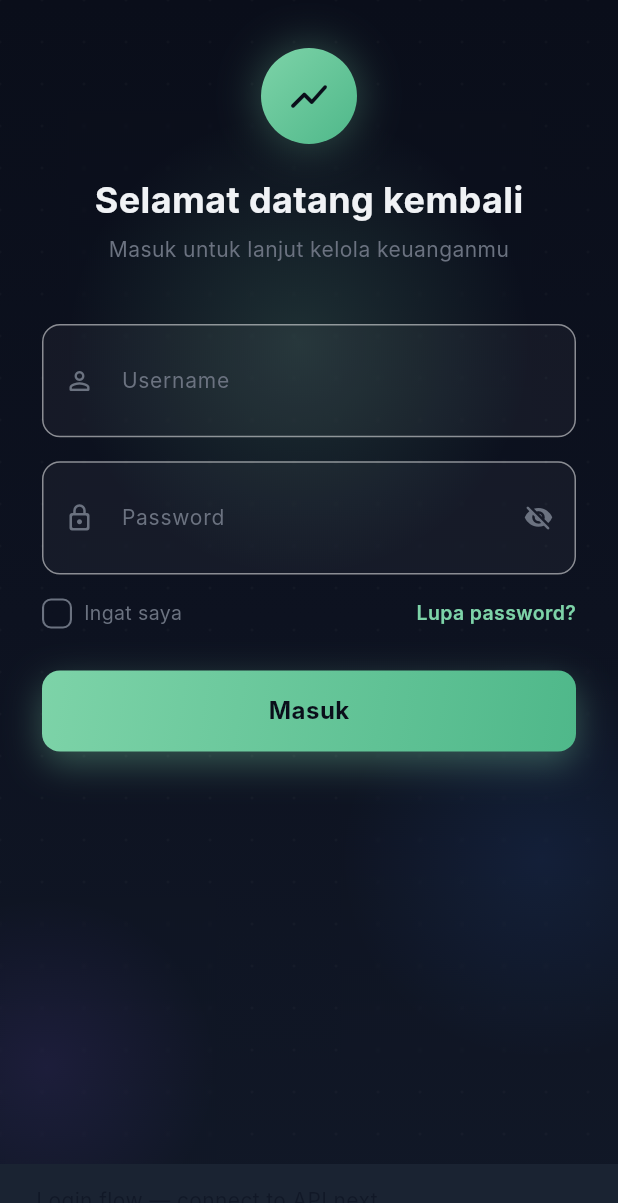
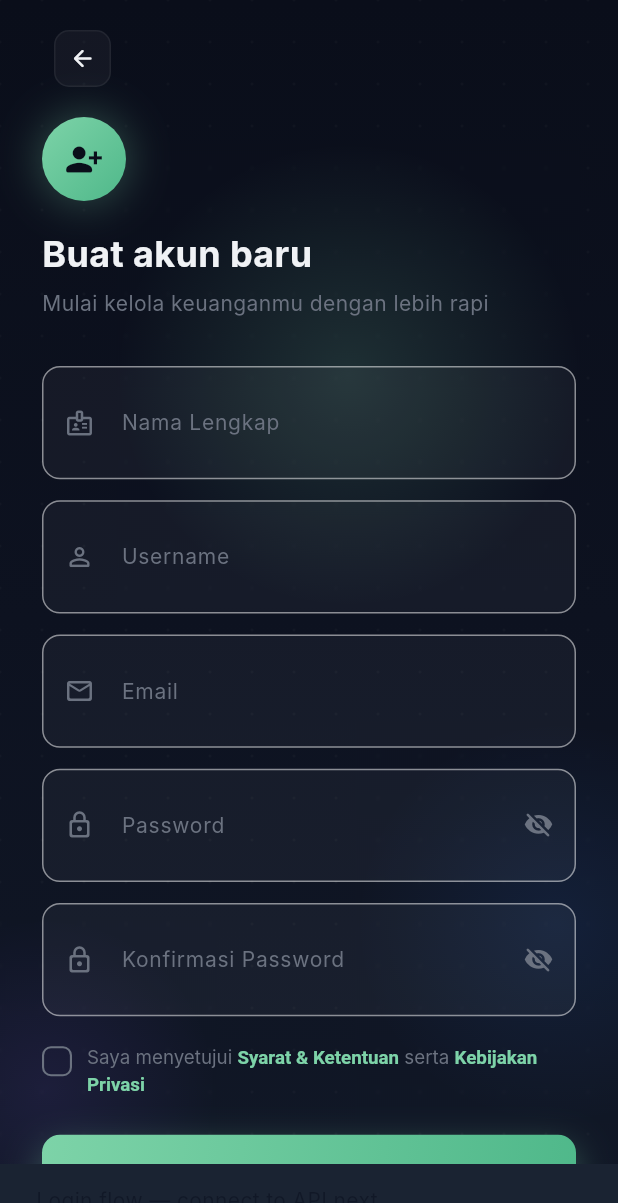
Before and after one commit to HumaCode/money-manajemen-mobile, a Flutter app: the screen it shows after launch, after a tap on "Masuk", after a tap on "Daftar", on a phone screen of 412 x 824 dp. Shown: the top 1203 px of the screen. Run offline on Flutter 3.47's test engine with Material 3 defaults, Android fonts, the light colour scheme and no system bars; Roboto replaces fonts that are missing (Inter).

Commit message:
feat: implement login and registration screens with staggered entrance animations

```diff
--- a/lib/features/auth/presentation/pages/login_screen.dart
+++ b/lib/features/auth/presentation/pages/login_screen.dart
@@ -3,6 +3,7 @@ import 'package:money_manajemen/app/theme/app_theme.dart';
 import 'package:money_manajemen/core/widgets/animated_background.dart';
 import 'package:money_manajemen/core/widgets/app_text_field.dart';
 import 'package:money_manajemen/core/widgets/primary_button.dart';
+import 'register_screen.dart';
 
 class LoginScreen extends StatefulWidget {
   const LoginScreen({super.key});
@@ -275,7 +276,18 @@ class _LoginScreenState extends State<LoginScreen>
                             ),
                             GestureDetector(
                               onTap: () {
-                                // TODO: navigate to RegisterScreen
+                                Navigator.of(context).push(
+                                  PageRouteBuilder(
+                                    transitionDuration: const Duration(
+                                      milliseconds: 450,
+                                    ),
+                                    pageBuilder: (_, animation, __) =>
+                                        FadeTransition(
+                                          opacity: animation,
+                                          child: const RegisterScreen(),
+                                        ),
+                                  ),
+                                );
                               },
                               child: const Text(
                                 'Daftar',
--- /dev/null
+++ b/lib/features/auth/presentation/pages/register_screen.dart
@@ -0,0 +1,384 @@
+import 'package:flutter/material.dart';
+import 'package:money_manajemen/app/theme/app_theme.dart';
+import 'package:money_manajemen/core/widgets/animated_background.dart';
+import 'package:money_manajemen/core/widgets/app_text_field.dart';
+import 'package:money_manajemen/core/widgets/primary_button.dart';
+
+class RegisterScreen extends StatefulWidget {
+  const RegisterScreen({super.key});
+
+  @override
+  State<RegisterScreen> createState() => _RegisterScreenState();
+}
+
+class _RegisterScreenState extends State<RegisterScreen>
+    with SingleTickerProviderStateMixin {
+  final _nameController = TextEditingController();
+  final _usernameController = TextEditingController();
+  final _emailController = TextEditingController();
+  final _passwordController = TextEditingController();
+  final _confirmPasswordController = TextEditingController();
+
+  late final AnimationController _entrance;
+  bool _agreeToTerms = false;
+  bool _isLoading = false;
+
+  Animation<double> _fadeFor(double start, double end) => CurvedAnimation(
+    parent: _entrance,
+    curve: Interval(start, end, curve: Curves.easeOut),
+  );
+
+  Animation<Offset> _slideFor(double start, double end) =>
+      Tween<Offset>(begin: const Offset(0, 0.15), end: Offset.zero).animate(
+        CurvedAnimation(
+          parent: _entrance,
+          curve: Interval(start, end, curve: Curves.easeOutCubic),
+        ),
+      );
+
+  @override
+  void initState() {
+    super.initState();
+    _entrance = AnimationController(
+      vsync: this,
+      duration: const Duration(milliseconds: 1200),
+    )..forward();
+  }
+
+  @override
+  void dispose() {
+    _entrance.dispose();
+    _nameController.dispose();
+    _usernameController.dispose();
+    _emailController.dispose();
+    _passwordController.dispose();
+    _confirmPasswordController.dispose();
+    super.dispose();
+  }
+
+  Future<void> _handleRegister() async {
+    FocusScope.of(context).unfocus();
+
+    if (!_agreeToTerms) {
+      ScaffoldMessenger.of(context).showSnackBar(
+        const SnackBar(
+          content: Text('Setujui syarat & ketentuan terlebih dahulu'),
+          backgroundColor: AppColors.error,
+        ),
+      );
+      return;
+    }
+
+    setState(() => _isLoading = true);
+
+    // Simulated register call — replace with real API integration
+    await Future.delayed(const Duration(milliseconds: 1400));
+    if (!mounted) return;
+    setState(() => _isLoading = false);
+
+    ScaffoldMessenger.of(context).showSnackBar(
+      const SnackBar(
+        content: Text('Register flow — connect to API next'),
+        backgroundColor: AppColors.bgCardHover,
+      ),
+    );
+  }
+
+  @override
+  Widget build(BuildContext context) {
+    return Scaffold(
+      body: AnimatedBackground(
+        child: SafeArea(
+          child: SingleChildScrollView(
+            padding: const EdgeInsets.symmetric(horizontal: 28),
+            child: Column(
+              crossAxisAlignment: CrossAxisAlignment.stretch,
+              children: [
+                const SizedBox(height: 12),
+
+                // Back button
+                FadeTransition(
+                  opacity: _fadeFor(0.0, 0.3),
+                  child: Align(
+                    alignment: Alignment.centerLeft,
+                    child: IconButton(
+                      onPressed: () => Navigator.of(context).pop(),
+                      icon: Container(
+                        width: 38,
+                        height: 38,
+                        decoration: BoxDecoration(
+                          color: AppColors.bgInput,
+                          borderRadius: BorderRadius.circular(10),
+                          border: Border.all(color: AppColors.cardBorder),
+                        ),
+                        child: const Icon(
+                          Icons.arrow_back_rounded,
+                          size: 18,
+                          color: AppColors.textPrimary,
+                        ),
+                      ),
+                    ),
+                  ),
+                ),
+
+                const SizedBox(height: 12),
+
+                // Heading
+                FadeTransition(
+                  opacity: _fadeFor(0.0, 0.4),
+                  child: SlideTransition(
+                    position: _slideFor(0.0, 0.4),
+                    child: Column(
+                      crossAxisAlignment: CrossAxisAlignment.start,
+                      children: [
+                        Container(
+                          width: 56,
+                          height: 56,
+                          decoration: BoxDecoration(
+                            shape: BoxShape.circle,
+                            gradient: AppColors.accentGradient,
+                            boxShadow: [
+                              BoxShadow(
+                                color: AppColors.accent.withOpacity(0.3),
+                                blurRadius: 24,
+                                spreadRadius: 2,
+                              ),
+                            ],
+                          ),
+                          child: const Icon(
+                            Icons.person_add_alt_1_rounded,
+                            color: AppColors.bgDeep,
+                            size: 26,
+                          ),
+                        ),
+                        const SizedBox(height: 18),
+                        const Text(
+                          'Buat akun baru',
+                          style: TextStyle(
+                            fontFamily: AppTextStyles.fontFamily,
+                            fontSize: 24,
+                            fontWeight: FontWeight.w700,
+                            color: AppColors.textPrimary,
+                          ),
+                        ),
+                        const SizedBox(height: 6),
+                        const Text(
+                          'Mulai kelola keuanganmu dengan lebih rapi',
+                          style: AppTextStyles.tagline,
+                        ),
+                      ],
+                    ),
+                  ),
+                ),
+
+                const SizedBox(height: 32),
+
+                // Full name
+                FadeTransition(
+                  opacity: _fadeFor(0.15, 0.5),
+                  child: SlideTransition(
+                    position: _slideFor(0.15, 0.5),
+                    child: AppTextField(
+                      label: 'Nama Lengkap',
+                      icon: Icons.badge_outlined,
+                      controller: _nameController,
+                    ),
+                  ),
+                ),
+
+                const SizedBox(height: 14),
+
+                // Username
+                FadeTransition(
+                  opacity: _fadeFor(0.22, 0.57),
+                  child: SlideTransition(
+                    position: _slideFor(0.22, 0.57),
+                    child: AppTextField(
+                      label: 'Username',
+                      icon: Icons.person_outline_rounded,
+                      controller: _usernameController,
+                    ),
+                  ),
+                ),
+
+                const SizedBox(height: 14),
+
+                // Email
+                FadeTransition(
+                  opacity: _fadeFor(0.29, 0.64),
+                  child: SlideTransition(
+                    position: _slideFor(0.29, 0.64),
+                    child: AppTextField(
+                      label: 'Email',
+                      icon: Icons.mail_outline_rounded,
+                      controller: _emailController,
+                      keyboardType: TextInputType.emailAddress,
+                    ),
+                  ),
+                ),
+
+                const SizedBox(height: 14),
+
+                // Password
+                FadeTransition(
+                  opacity: _fadeFor(0.36, 0.71),
+                  child: SlideTransition(
+                    position: _slideFor(0.36, 0.71),
+                    child: AppTextField(
+                      label: 'Password',
+                      icon: Icons.lock_outline_rounded,
+                      obscureText: true,
+                      controller: _passwordController,
+                    ),
+                  ),
+                ),
+
+                const SizedBox(height: 14),
+
+                // Confirm Password
+                FadeTransition(
+                  opacity: _fadeFor(0.43, 0.78),
+                  child: SlideTransition(
+                    position: _slideFor(0.43, 0.78),
+                    child: AppTextField(
+                      label: 'Konfirmasi Password',
+                      icon: Icons.lock_outline_rounded,
+                      obscureText: true,
+                      controller: _confirmPasswordController,
+                    ),
+                  ),
+                ),
+
+                const SizedBox(height: 18),
+
+                // Terms checkbox
+                FadeTransition(
+                  opacity: _fadeFor(0.5, 0.82),
+                  child: GestureDetector(
+                    onTap: () => setState(() => _agreeToTerms = !_agreeToTerms),
+                    behavior: HitTestBehavior.opaque,
+                    child: Row(
+                      crossAxisAlignment: CrossAxisAlignment.start,
+                      children: [
+                        AnimatedContainer(
+                          duration: const Duration(milliseconds: 200),
+                          margin: const EdgeInsets.only(top: 2),
+                          width: 20,
+                          height: 20,
+                          decoration: BoxDecoration(
+                            borderRadius: BorderRadius.circular(6),
+                            color: _agreeToTerms
+                                ? AppColors.accent
+                                : Colors.transparent,
+                            border: Border.all(
+                              color: _agreeToTerms
+                                  ? AppColors.accent
+                                  : AppColors.textSecondary,
+                              width: 1.4,
+                            ),
+                          ),
+                          child: AnimatedSwitcher(
+                            duration: const Duration(milliseconds: 150),
+                            child: _agreeToTerms
+                                ? const Icon(
+                                    Icons.check_rounded,
+                                    size: 15,
+                                    color: AppColors.bgDeep,
+                                    key: ValueKey('checked'),
+                                  )
+                                : const SizedBox(key: ValueKey('unchecked')),
+                          ),
+                        ),
+                        const SizedBox(width: 10),
+                        Expanded(
+                          child: RichText(
+                            text: const TextSpan(
+                              style: TextStyle(
+                                fontFamily: AppTextStyles.fontFamily,
+                                fontSize: 12.5,
+                                color: AppColors.textSecondary,
+                                height: 1.4,
+                              ),
+                              children: [
+                                TextSpan(text: 'Saya menyetujui '),
+                                TextSpan(
+                                  text: 'Syarat & Ketentuan',
+                                  style: TextStyle(
+                                    color: AppColors.accent,
+                                    fontWeight: FontWeight.w600,
+                                  ),
+                                ),
+                                TextSpan(text: ' serta '),
+                                TextSpan(
+                                  text: 'Kebijakan Privasi',
+                                  style: TextStyle(
+                                    color: AppColors.accent,
+                                    fontWeight: FontWeight.w600,
+                                  ),
+                                ),
+                              ],
+                            ),
+                          ),
+                        ),
+                      ],
+                    ),
+                  ),
+                ),
+
+                const SizedBox(height: 26),
+
+                // Register button
+                FadeTransition(
+                  opacity: _fadeFor(0.58, 0.9),
+                  child: SlideTransition(
+                    position: _slideFor(0.58, 0.9),
+                    child: PrimaryButton(
+                      label: 'Daftar',
+                      isLoading: _isLoading,
+                      onPressed: _handleRegister,
+                    ),
+                  ),
+                ),
+
+                const SizedBox(height: 24),
+
+                // Login link
+                FadeTransition(
+                  opacity: _fadeFor(0.7, 1.0),
+                  child: Padding(
+                    padding: const EdgeInsets.only(bottom: 28),
+                    child: Row(
+                      mainAxisAlignment: MainAxisAlignment.center,
+                      children: [
+                        const Text(
+                          'Sudah punya akun? ',
+                          style: TextStyle(
+                            fontFamily: AppTextStyles.fontFamily,
+                            fontSize: 14,
+                            color: AppColors.textSecondary,
+                          ),
+                        ),
+                        GestureDetector(
+                          onTap: () => Navigator.of(context).pop(),
+                          child: const Text(
+                            'Masuk',
+                            style: TextStyle(
+                              fontFamily: AppTextStyles.fontFamily,
+                              fontSize: 14,
+                              fontWeight: FontWeight.w700,
+                              color: AppColors.accent,
+                            ),
+                          ),
+                        ),
+                      ],
+                    ),
+                  ),
+                ),
+              ],
+            ),
+          ),
+        ),
+      ),
+    );
+  }
+}
```
